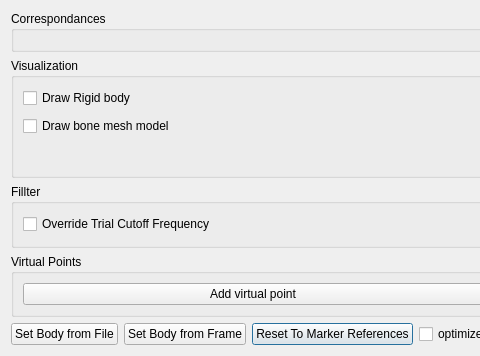
This is src/ui/ui-files/RigidBodyDialog.ui in XROMMPackages/xmalab as Qt 5 draws it before an edit; both pictures show x 0 to 480 and y 0 to 356 of the 972 by 356 pixel window. The edited form follows.
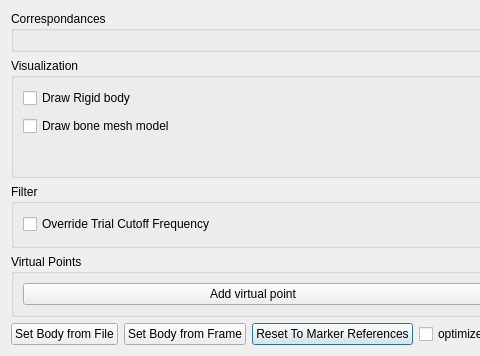
This is the edited form. Icons and pictures are not drawn.

Commit message: fixes #175 : Corrected typo in RigidBody dialog

```diff
--- a/src/ui/ui-files/RigidBodyDialog.ui
+++ b/src/ui/ui-files/RigidBodyDialog.ui
@@ -175,7 +175,7 @@
    <item row="2" column="0" colspan="9">
     <widget class="QGroupBox" name="groupBox_3">
      <property name="title">
-      <string>Fillter</string>
+      <string>Filter</string>
      </property>
      <layout class="QGridLayout" name="gridLayout_4">
       <item row="0" column="0">
```
